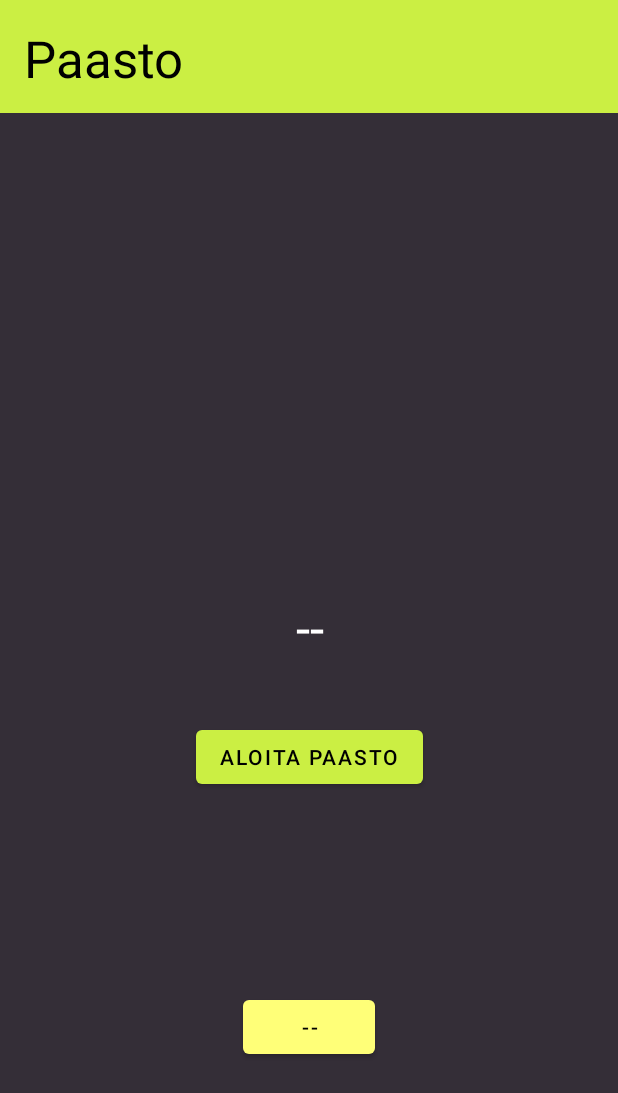
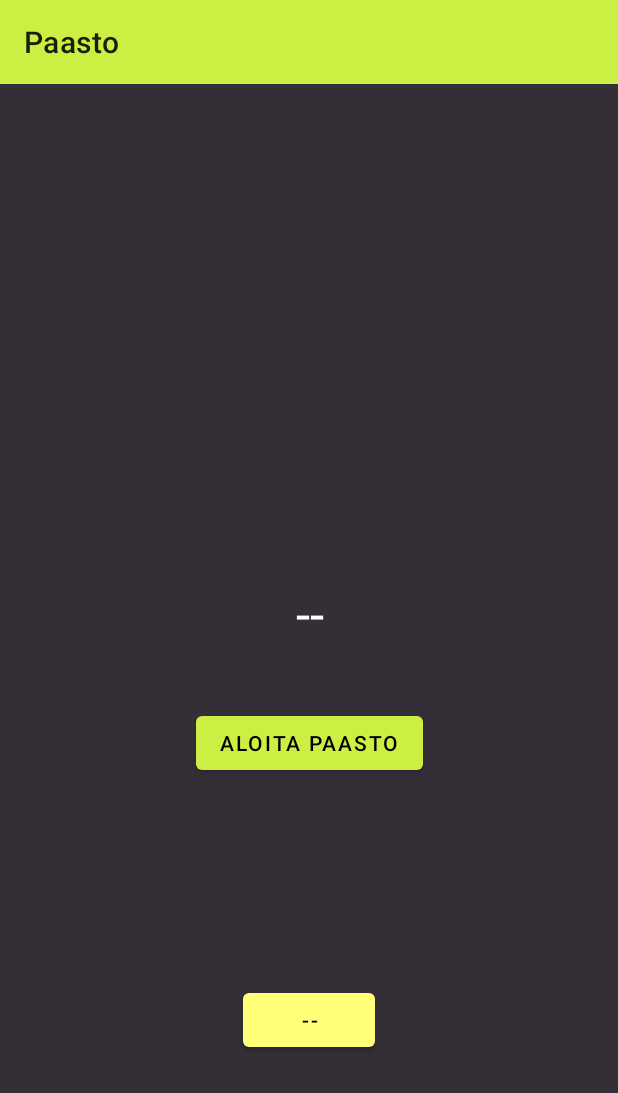
Before and after one commit to aJns/paasto, an Android app: the screen it shows after launch (MainActivity), on a phone screen of 412 x 824 dp. Shown: the top 1093 px of the screen. Run offline under Robolectric (Android 15) with nearby library versions, the phone set to English and light mode, and no system bars; our stand-ins replace Room's generated code.

Commit message:
Use a proper action bar

```diff
--- a/app/src/main/java/fi/nikulaj/paasto/MainActivity.kt
+++ b/app/src/main/java/fi/nikulaj/paasto/MainActivity.kt
@@ -36,6 +36,7 @@ class MainActivity : AppCompatActivity() {
     override fun onCreate(savedInstanceState: Bundle?) {
         super.onCreate(savedInstanceState)
         setContentView(R.layout.activity_main)
+        setSupportActionBar(findViewById(R.id.appBar))
 
         if (db == null) {
             db =
--- a/app/src/main/res/layout/activity_main.xml
+++ b/app/src/main/res/layout/activity_main.xml
@@ -18,39 +18,18 @@
         app:layout_constraintEnd_toEndOf="@+id/innerView"
         app:layout_constraintStart_toStartOf="@+id/innerView" />
 
-    <View
-        android:id="@+id/titleView"
-        android:layout_width="0dp"
-        android:layout_height="75dp"
-        android:background="@color/primary"
-        app:layout_constraintEnd_toEndOf="parent"
-        app:layout_constraintStart_toStartOf="parent"
-        app:layout_constraintTop_toTopOf="parent" />
-
-    <View
-        android:id="@+id/innerView"
-        android:layout_width="222dp"
-        android:layout_height="190dp"
+    <Button
+        android:id="@+id/startTime"
+        android:layout_width="wrap_content"
+        android:layout_height="wrap_content"
+        android:onClick="startTimeClicked"
+        android:text="@string/num_invalid"
+        android:textColor="@color/textOnPrimary"
+        app:backgroundTint="@color/primaryLight"
         app:layout_constraintBottom_toBottomOf="parent"
         app:layout_constraintEnd_toEndOf="parent"
         app:layout_constraintStart_toStartOf="parent"
-        app:layout_constraintTop_toBottomOf="@+id/titleView" />
-
-    <TextView
-        android:id="@+id/appTitle"
-        android:layout_width="0dp"
-        android:layout_height="wrap_content"
-        android:layout_marginStart="16dp"
-        android:layout_marginLeft="16dp"
-        android:layout_marginTop="16dp"
-        android:layout_marginEnd="16dp"
-        android:layout_marginRight="16dp"
-        android:text="@string/app_name"
-        android:textAppearance="@style/TextAppearance.AppCompat.Display1"
-        android:textColor="@color/textOnPrimary"
-        app:layout_constraintEnd_toEndOf="@+id/titleView"
-        app:layout_constraintStart_toStartOf="parent"
-        app:layout_constraintTop_toTopOf="@+id/titleView" />
+        app:layout_constraintTop_toBottomOf="@+id/innerView" />
 
     <TextView
         android:id="@+id/fastTime"
@@ -65,17 +44,24 @@
         app:layout_constraintStart_toStartOf="@+id/innerView"
         app:layout_constraintTop_toTopOf="@+id/innerView" />
 
-    <Button
-        android:id="@+id/startTime"
-        android:layout_width="wrap_content"
-        android:layout_height="wrap_content"
-        android:onClick="startTimeClicked"
-        android:text="@string/num_invalid"
-        android:textColor="@color/textOnPrimary"
-        app:backgroundTint="@color/primaryLight"
+    <View
+        android:id="@+id/innerView"
+        android:layout_width="222dp"
+        android:layout_height="190dp"
         app:layout_constraintBottom_toBottomOf="parent"
         app:layout_constraintEnd_toEndOf="parent"
         app:layout_constraintStart_toStartOf="parent"
-        app:layout_constraintTop_toBottomOf="@+id/innerView" />
+        app:layout_constraintTop_toBottomOf="@+id/appBar" />
+
+    <androidx.appcompat.widget.Toolbar
+        android:id="@+id/appBar"
+        android:layout_width="match_parent"
+        android:layout_height="?attr/actionBarSize"
+        android:background="?attr/colorPrimary"
+        android:minHeight="?attr/actionBarSize"
+        android:theme="@style/Theme.Paasto.NoActionBar"
+        app:layout_constraintEnd_toEndOf="parent"
+        app:layout_constraintStart_toStartOf="parent"
+        app:layout_constraintTop_toTopOf="parent" />
 
 </androidx.constraintlayout.widget.ConstraintLayout>
```
